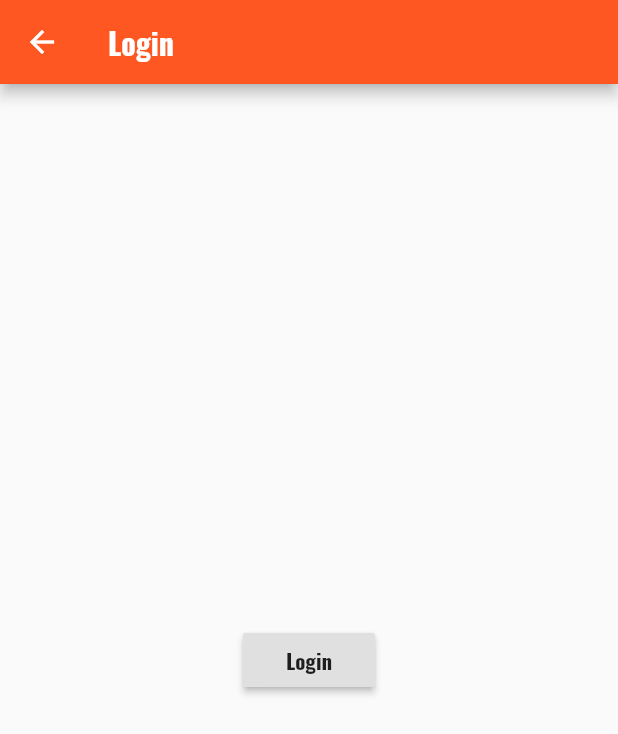
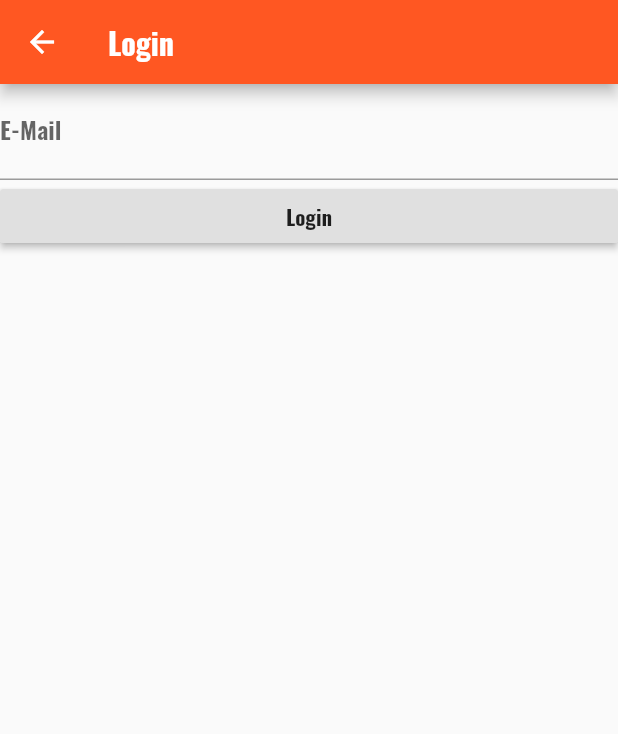
Before and after one commit to selvesandev/flutter-ess, a Flutter app: the AuthPage screen opened directly, on a phone screen of 412 x 824 dp. Shown: the top 734 px of the screen. Run offline on Flutter 3.47's test engine with Material 2 defaults, Android fonts, the phone set to English and light mode, and no system bars.

```diff
--- a/lib/main.dart
+++ b/lib/main.dart
@@ -58,7 +58,7 @@ class _MyAppState extends State<MyApp> {
 
           return MaterialPageRoute<bool>(
             builder: (BuildContext context) => ProductPage(
-                _products[index]['title'], _products[index]['image']),
+                _products[index]['title'], _products[index]['image'],_products[index]['description']),
           );
         }
         return null;
--- a/lib/pages/auth.dart
+++ b/lib/pages/auth.dart
@@ -1,17 +1,38 @@
 import 'package:flutter/material.dart';
 
-class AuthPage extends StatelessWidget {
+class AuthPage extends StatefulWidget {
+  @override
+  State<StatefulWidget> createState() {
+    return _AuthPageState();
+  }
+}
+
+class _AuthPageState extends State<AuthPage> {
+  String _email, _password;
+  bool _acceptTerms;
   @override
   Widget build(BuildContext context) {
     return Scaffold(
         appBar: AppBar(title: Text('Login')),
-        body: Center(
-          child: RaisedButton(
-            child: Text('Login'),
-            onPressed: () {
-              Navigator.pushReplacementNamed(context, '/');
-            },
-          ),
-        ));
+        body: Container(
+            child: ListView(
+          children: <Widget>[
+            TextField(
+              decoration: InputDecoration(labelText: 'E-Mail'),
+              onChanged: (value) {
+                setState(() {
+                  _email = value;
+                });
+              },
+              keyboardType: TextInputType.emailAddress,
+            ),
+            RaisedButton(
+              child: Text('Login'),
+              onPressed: () {
+                Navigator.pushReplacementNamed(context, '/');
+              },
+            ),
+          ],
+        )));
   }
 }
--- a/pubspec.yaml
+++ b/pubspec.yaml
@@ -43,6 +43,7 @@ flutter:
   # To add assets to your application, add an assets section, like this:
   assets:
    - assets/barbell.jpg
+   - assets/background.jpg
 
   # An image asset can refer to one or more resolution-specific "variants", see
   # https://flutter.dev/assets-and-images/#resolution-aware.
```
Also changed, not shown: lib/pages/product.dart (+13 -7 lines), lib/products.dart (+14 -2 lines), assets/background.jpg (added), 2 other files.
